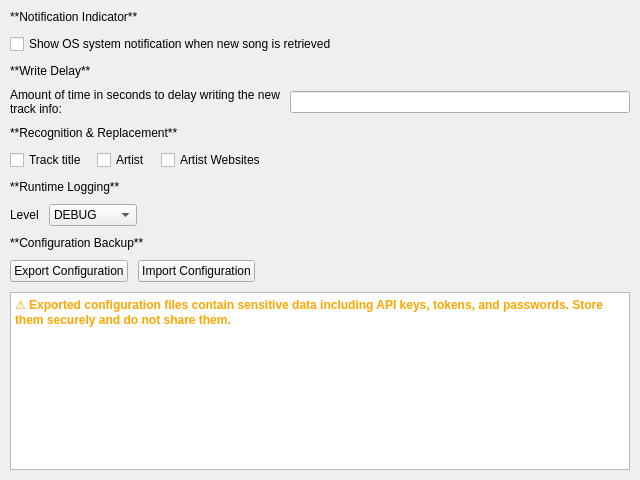
The window that nowplaying/resources/ui/general.ui (whatsnowplaying/whats-now-playing) describes before a commit, drawn with Qt 5.
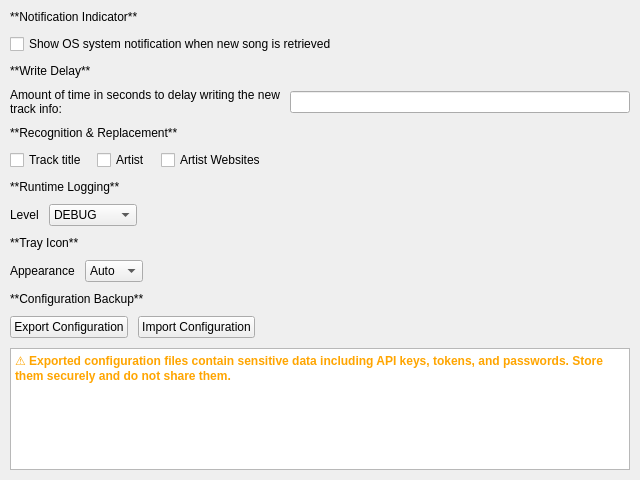
The same window after the commit.

Commit message: Add dark/light mode tray icon with manual override; fix dark mode colors

```diff
--- a/nowplaying/resources/ui/general.ui
+++ b/nowplaying/resources/ui/general.ui
@@ -179,6 +179,59 @@
      </item>
     </layout>
    </item>
+   <item>
+    <widget class="QLabel" name="tray_icon_label">
+     <property name="text">
+      <string>**Tray Icon**</string>
+     </property>
+     <property name="textFormat">
+      <enum>Qt::MarkdownText</enum>
+     </property>
+    </widget>
+   </item>
+   <item>
+    <layout class="QHBoxLayout" name="tray_icon_layout">
+     <item>
+      <widget class="QLabel" name="tray_icon_combo_label">
+       <property name="text">
+        <string>Appearance</string>
+       </property>
+      </widget>
+     </item>
+     <item>
+      <widget class="QComboBox" name="tray_icon_combobox">
+       <item>
+        <property name="text">
+         <string>Auto</string>
+        </property>
+       </item>
+       <item>
+        <property name="text">
+         <string>Light</string>
+        </property>
+       </item>
+       <item>
+        <property name="text">
+         <string>Dark</string>
+        </property>
+       </item>
+      </widget>
+     </item>
+     <item>
+      <spacer>
+       <property name="orientation">
+        <enum>Qt::Horizontal</enum>
+       </property>
+       <property name="sizeHint" stdset="0">
+        <size>
+         <width>40</width>
+         <height>20</height>
+        </size>
+       </property>
+      </spacer>
+     </item>
+    </layout>
+   </item>
    <item>
     <widget class="QLabel" name="config_backup_label">
      <property name="text">
```
The commit also changes 15 other files.
